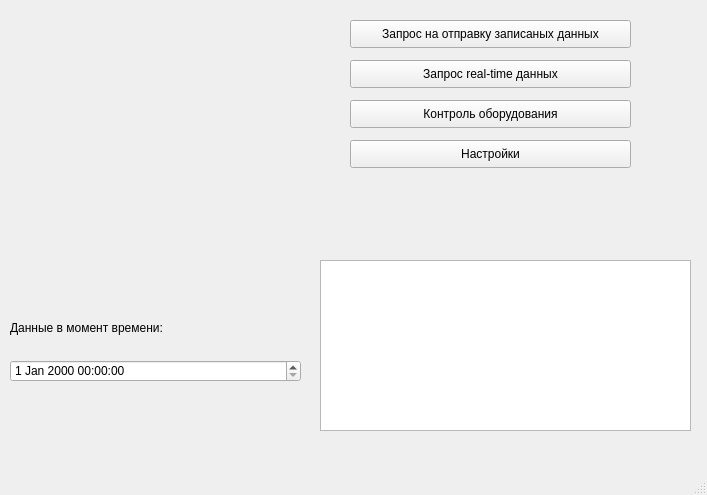
Old version of the form src/gui/MainWin.ui in the repository ATLANTer/Ruzaevka390_MCC.
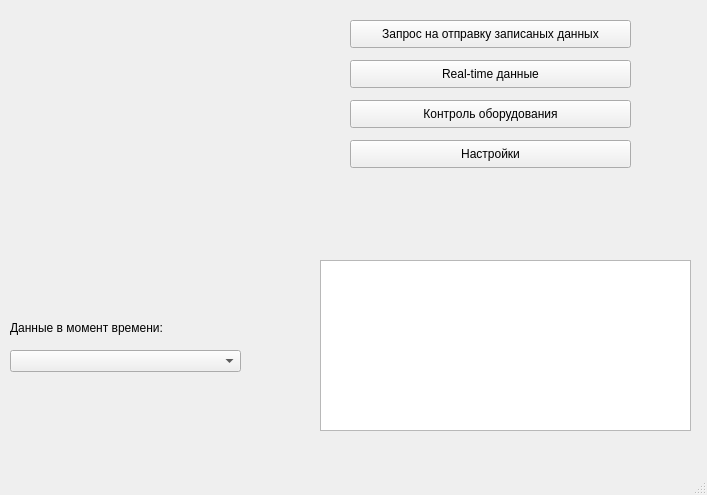
New version of the form.

Commit message: other windows

The edit to the form file:
```diff
--- a/src/gui/MainWin.ui
+++ b/src/gui/MainWin.ui
@@ -40,7 +40,7 @@
      </rect>
     </property>
     <property name="text">
-     <string>Запрос real-time данных</string>
+     <string>Real-time данные</string>
     </property>
     <attribute name="buttonGroup">
      <string notr="true">Actions</string>
@@ -72,16 +72,6 @@
      </rect>
     </property>
    </widget>
-   <widget class="QDateTimeEdit" name="timeMoment">
-    <property name="geometry">
-     <rect>
-      <x>10</x>
-      <y>360</y>
-      <width>291</width>
-      <height>22</height>
-     </rect>
-    </property>
-   </widget>
    <widget class="QLabel" name="label">
     <property name="geometry">
      <rect>
@@ -111,6 +101,16 @@
      <string notr="true">Actions</string>
     </attribute>
    </widget>
+   <widget class="QComboBox" name="comboBox">
+    <property name="geometry">
+     <rect>
+      <x>10</x>
+      <y>350</y>
+      <width>231</width>
+      <height>22</height>
+     </rect>
+    </property>
+   </widget>
   </widget>
   <widget class="QMenuBar" name="menubar">
    <property name="geometry">
```
The commit also changes 7 other files.
